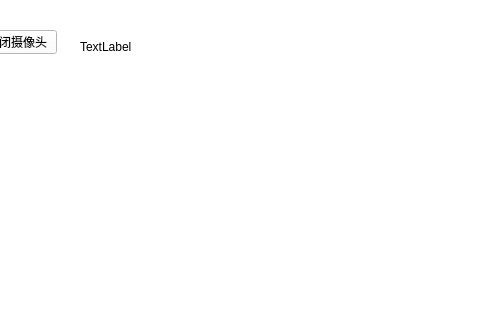
Above: ui/camera.ui from HRBUST-ComputerScienceDebateTeam/DebateOL_Client before the change; both pictures show x 130 to 610 and y 0 to 320 of the 717 by 526 pixel window. Below: the same form after it.
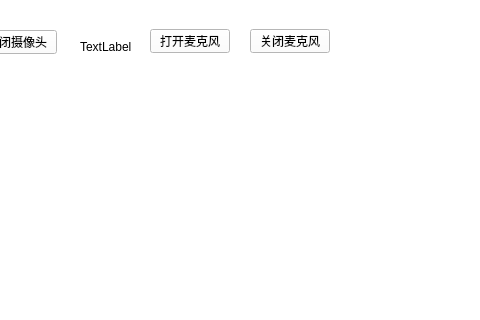
That is the form after the change.

Patch:
```diff
--- a/ui/camera.ui
+++ b/ui/camera.ui
@@ -91,6 +91,32 @@
      <bool>true</bool>
     </property>
    </widget>
+   <widget class="QPushButton" name="pb_start">
+    <property name="geometry">
+     <rect>
+      <x>280</x>
+      <y>10</y>
+      <width>80</width>
+      <height>24</height>
+     </rect>
+    </property>
+    <property name="text">
+     <string>打开麦克风</string>
+    </property>
+   </widget>
+   <widget class="QPushButton" name="pb_pause">
+    <property name="geometry">
+     <rect>
+      <x>380</x>
+      <y>10</y>
+      <width>80</width>
+      <height>24</height>
+     </rect>
+    </property>
+    <property name="text">
+     <string>关闭麦克风</string>
+    </property>
+   </widget>
   </widget>
   <widget class="QMenuBar" name="menubar">
    <property name="geometry">
```
